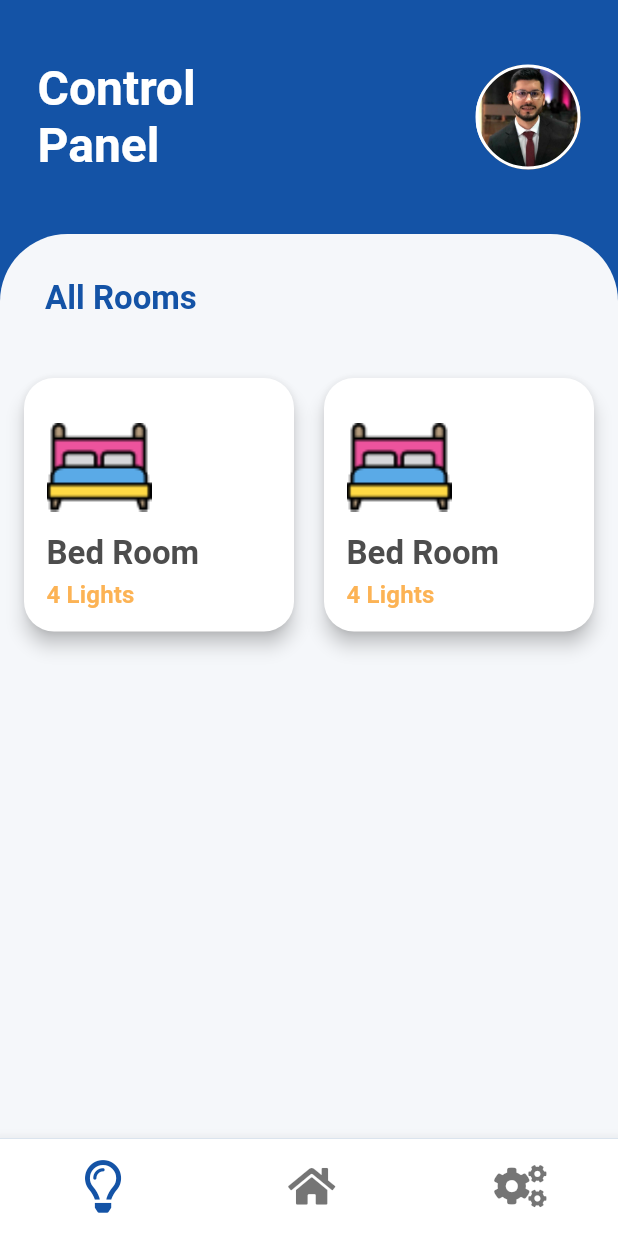
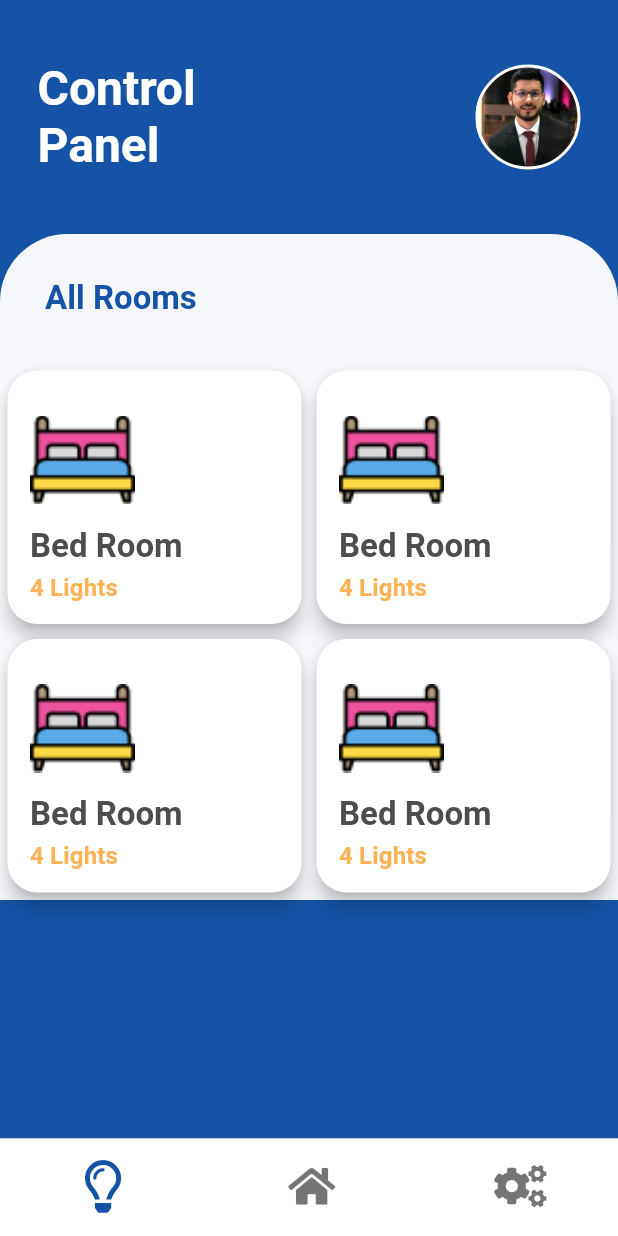
Before and after one commit to jfrsbg/light_control_app, a Flutter app: the screen it shows after launch, on a phone screen of 412 x 824 dp. Run offline on Flutter 3.47's test engine with Material 2 defaults, Android fonts, the phone set to English and light mode, and no system bars; our stand-ins replace font_awesome_flutter.

Commit message:
flex item

```diff
--- a/lib/control_panel/ControlPanelPage.dart
+++ b/lib/control_panel/ControlPanelPage.dart
@@ -9,16 +9,17 @@ class ControlPanelPage extends StatelessWidget {
       children: <Widget>[
         Container(
           width: MediaQuery.of(context).size.width,
-          height: MediaQuery.of(context).size.height,
           color: Theme.of(context).accentColor,
         ),
         //Header of Page
         SafeArea(
-          child: Column(
-            children: <Widget>[
-              HeaderControlPanel(),
-              BodyControlPanel()
-            ],
+          child: SingleChildScrollView(
+            child: Column(
+              children: <Widget>[
+                HeaderControlPanel(),
+                BodyControlPanel()
+              ],
+            ),
           )
         ),
       ],
--- a/lib/control_panel/components/BodyControlPanel.dart
+++ b/lib/control_panel/components/BodyControlPanel.dart
@@ -4,10 +4,8 @@ import 'package:light_control/control_panel/components/ItemRoom.dart';
 class BodyControlPanel extends StatelessWidget {
   @override
   Widget build(BuildContext context) {
-    return Expanded(
-      child: Container(
+    return Container(
       width: MediaQuery.of(context).size.width,
-        height: MediaQuery.of(context).size.height,
       decoration: BoxDecoration(
           color: Theme.of(context).backgroundColor,
           borderRadius: BorderRadius.only(
@@ -25,14 +23,31 @@ class BodyControlPanel extends StatelessWidget {
               ],
             ),
           ),
-            Wrap(
+          Row(
             children: <Widget>[
-                ItemRoom(),
-                ItemRoom(),
-              ],
-            )
+              Flexible(
+                fit: FlexFit.tight,
+                child: ItemRoom(),
+              ),
+              Flexible(
+                fit: FlexFit.tight,
+                child: ItemRoom(),
+              ),
             ],
           ),
+          Row(
+            children: <Widget>[
+              Flexible(
+                fit: FlexFit.tight,
+                child: ItemRoom(),
+              ),
+              Flexible(
+                fit: FlexFit.tight,
+                child: ItemRoom(),
+              ),
+            ],
+          ),
+         ],
       ),
     );
   }
--- a/lib/control_panel/components/ItemRoom.dart
+++ b/lib/control_panel/components/ItemRoom.dart
@@ -4,7 +4,7 @@ class ItemRoom extends StatelessWidget {
   @override
   Widget build(BuildContext context) {
     return Card(
-      margin: EdgeInsets.all(10),
+      margin: EdgeInsets.all(5),
       shape: RoundedRectangleBorder(
           borderRadius: BorderRadius.all(Radius.circular(20))
       ),
@@ -12,6 +12,7 @@ class ItemRoom extends StatelessWidget {
       child: Padding(
         padding: const EdgeInsets.all(15.0),
         child: Column(
+
           crossAxisAlignment: CrossAxisAlignment.start,
           children: <Widget>[
             SizedBox(height: 15,),
```
Lines whose indentation alone changed are shown as unchanged.
